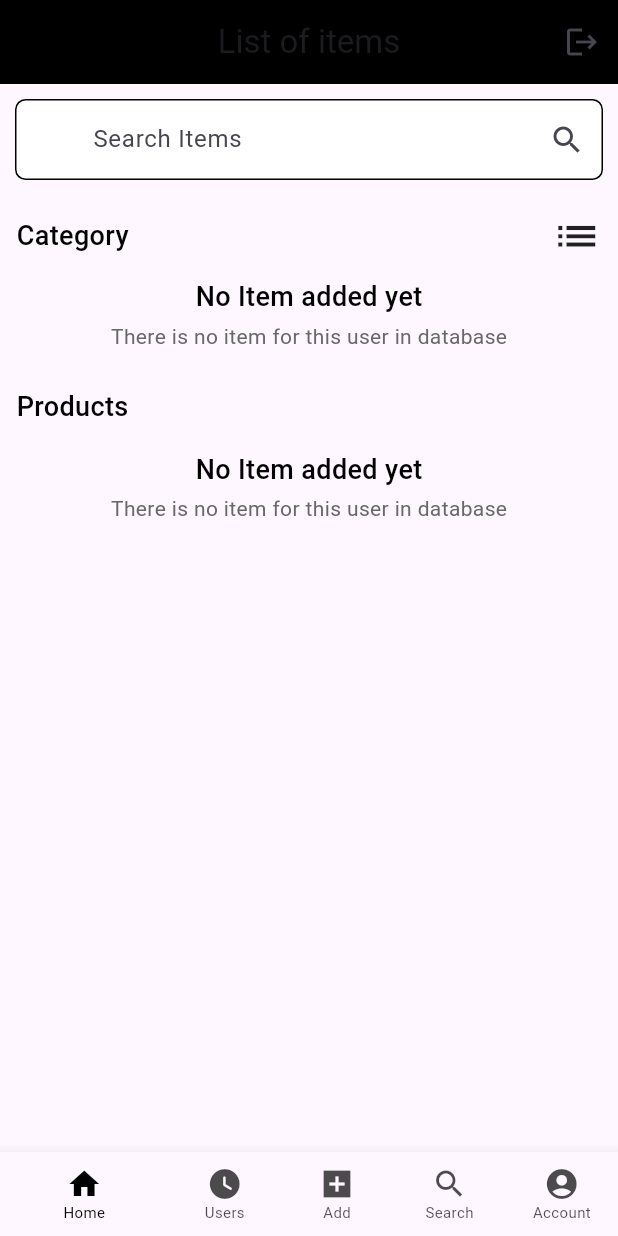
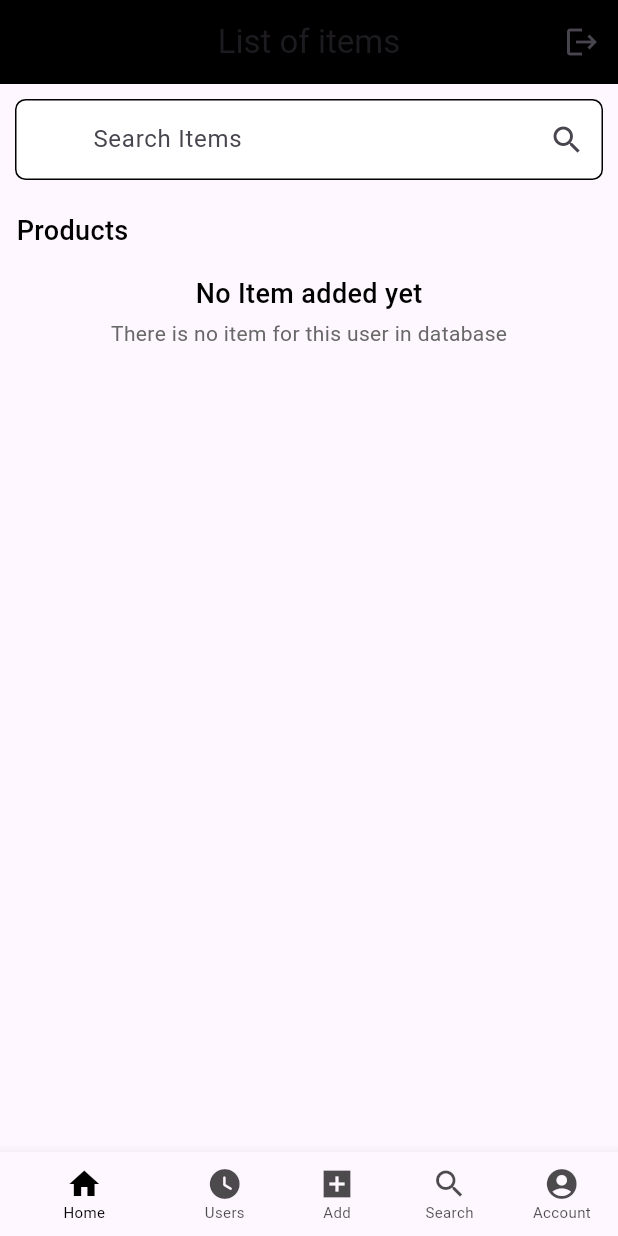
Before and after one commit to kavinkumar23/FarmRetail, a Flutter app: the screen it shows once a user with an empty profile is signed in, on a phone screen of 412 x 824 dp. Run offline on Flutter 3.47's test engine with Material 3 defaults, Android fonts, the phone set to English and light mode, and no system bars; our stand-ins replace cloud_firestore, file_picker, firebase_auth, firebase_core, firebase_storage, fluttertoast and 9 more; accounts and stored records are empty; Roboto replaces fonts that are missing (Exo, Poppins).

Commit message:
Update home_screen.dart
Removed Category changes

```diff
--- a/lib/pages/home_screen.dart
+++ b/lib/pages/home_screen.dart
@@ -58,130 +58,130 @@
                           searchText = value;
                         });
                       }),
-                  Padding(
-                    padding: const EdgeInsets.all(11.0),
-                    child: Row(
-                      mainAxisAlignment: MainAxisAlignment.spaceBetween,
-                      children: [
-                        BigText(text: 'Category'),
-                        Icon(
-                          Icons.list,
-                          size: 33,
-                        )
-                      ],
-                    ),
-                  ),
+                  // Padding(
+                  //   padding: const EdgeInsets.all(11.0),
+                  //   child: Row(
+                  //     mainAxisAlignment: MainAxisAlignment.spaceBetween,
+                  //     children: [
+                  //       BigText(text: 'Category'),
+                  //       Icon(
+                  //         Icons.list,
+                  //         size: 33,
+                  //       )
+                  //     ],
+                  //   ),
+                  // ),
 
-                  StreamBuilder(
-                      stream: itemsController.itemsofUsers(),
-                      builder: (context, AsyncSnapshot<QuerySnapshot> snapshot) {
-                        if (snapshot.hasData) {
-                          if (snapshot.data!.docs.isNotEmpty) {
-                            return Container(
-                              padding: EdgeInsets.symmetric(horizontal: 14),
-                              height: 229,
-                              child: GridView(
-                                  scrollDirection: Axis.horizontal,
-                                  shrinkWrap: true,
-                                  gridDelegate:
-                                      SliverGridDelegateWithFixedCrossAxisCount(
-                                    crossAxisSpacing: 33,
-                                    crossAxisCount: 2,
-                                  ),
-                                  children: snapshot.data!.docs.map((data) {
-                                    if (data["title"]
-                                            .toString()
-                                            .toLowerCase()
-                                            .contains(
-                                                searchText.toLowerCase()) ||
-                                        data["category"]
-                                            .toString()
-                                            .toLowerCase()
-                                            .contains(
-                                                searchText.toLowerCase()) ||
-                                        data["quantity"]
-                                            .toString()
-                                            .toLowerCase()
-                                            .contains(
-                                                searchText.toLowerCase()) ||
-                                        data["address"]
-                                            .toString()
-                                            .toLowerCase()
-                                            .contains(
-                                                searchText.toLowerCase())) {
-                                      return Column(
-                                        crossAxisAlignment:
-                                            CrossAxisAlignment.start,
-                                        children: [
-                                          InkWell(
-                                            onTap: () {
-                                              Get.to(() => ProductDetailPage(
-                                                  image: data['image'],
-                                                  price: data['price'],
-                                                  quantity: data['quantity'],
-                                                  category: data['category'],
-                                                  address: data['address'],
-                                                  title: data['title']));
-                                            },
-                                            child: Container(
-                                              // margin: EdgeInsets.all(7.4),
-                                              height: Get.height*.09,
-                                              width: Get.width*.23,
-                                              decoration: BoxDecoration(
-                                                  borderRadius:
-                                                      BorderRadius.circular(12),
-                                                  image: DecorationImage(
-                                                      image: NetworkImage(
-                                                        data['image'],
-                                                      ),
-                                                      fit: BoxFit.cover)),
-                                            ),
-                                          ),
-                                          SizedBox(
-                                            height: 3,
-                                          ),
-                                          Text(data['category']),
-                                        ],
-                                      );
-                                    } else {
-                                      return SizedBox();
-                                    }
-                                  }).toList()),
-                            );
-                          } else {
-                            return Column(
-                              mainAxisAlignment: MainAxisAlignment.center,
-                              crossAxisAlignment: CrossAxisAlignment.center,
-                              children: [
-                                BigText(
-                                  text: "No Item added yet",
-                                  isCentre: true,
-                                ),
-                                const SizedBox(
-                                  height: 5,
-                                ),
-                                SmallText(
-                                    text:
-                                        "There is no item for this user in database")
-                              ],
-                            );
-                          }
-                        } else {
-                          return Column(
-                            mainAxisAlignment: MainAxisAlignment.center,
-                            crossAxisAlignment: CrossAxisAlignment.center,
-                            children: [
-                              BigText(text: "No Item added yet"),
-                              SizedBox(
-                                height: 5,
-                              ),
-                              SmallText(
-                                  text:
-                                      "There is no item for this user in database")
-                            ],
-                          );
-                        }
-                      }),
+                  // StreamBuilder(
+                  //     stream: itemsController.itemsofUsers(),
+                  //     builder: (context, AsyncSnapshot<QuerySnapshot> snapshot) {
+                  //       if (snapshot.hasData) {
+                  //         if (snapshot.data!.docs.isNotEmpty) {
+                  //           return Container(
+                  //             padding: EdgeInsets.symmetric(horizontal: 14),
+                  //             height: 229,
+                  //             child: GridView(
+                  //                 scrollDirection: Axis.horizontal,
+                  //                 shrinkWrap: true,
+                  //                 gridDelegate:
+                  //                     SliverGridDelegateWithFixedCrossAxisCount(
+                  //                   crossAxisSpacing: 33,
+                  //                   crossAxisCount: 2,
+                  //                 ),
+                  //                 children: snapshot.data!.docs.map((data) {
+                  //                   if (data["title"]
+                  //                           .toString()
+                  //                           .toLowerCase()
+                  //                           .contains(
+                  //                               searchText.toLowerCase()) ||
+                  //                       data["category"]
+                  //                           .toString()
+                  //                           .toLowerCase()
+                  //                           .contains(
+                  //                               searchText.toLowerCase()) ||
+                  //                       data["quantity"]
+                  //                           .toString()
+                  //                           .toLowerCase()
+                  //                           .contains(
+                  //                               searchText.toLowerCase()) ||
+                  //                       data["address"]
+                  //                           .toString()
+                  //                           .toLowerCase()
+                  //                           .contains(
+                  //                               searchText.toLowerCase())) {
+                  //                     return Column(
+                  //                       crossAxisAlignment:
+                  //                           CrossAxisAlignment.start,
+                  //                       children: [
+                  //                         InkWell(
+                  //                           onTap: () {
+                  //                             Get.to(() => ProductDetailPage(
+                  //                                 image: data['image'],
+                  //                                 price: data['price'],
+                  //                                 quantity: data['quantity'],
+                  //                                 category: data['category'],
+                  //                                 address: data['address'],
+                  //                                 title: data['title']));
+                  //                           },
+                  //                           child: Container(
+                  //                             // margin: EdgeInsets.all(7.4),
+                  //                             height: Get.height*.09,
+                  //                             width: Get.width*.23,
+                  //                             decoration: BoxDecoration(
+                  //                                 borderRadius:
+                  //                                     BorderRadius.circular(12),
+                  //                                 image: DecorationImage(
+                  //                                     image: NetworkImage(
+                  //                                       data['image'],
+                  //                                     ),
+                  //                                     fit: BoxFit.cover)),
+                  //                           ),
+                  //                         ),
+                  //                         SizedBox(
+                  //                           height: 3,
+                  //                         ),
+                  //                         Text(data['category']),
+                  //                       ],
+                  //                     );
+                  //                   } else {
+                  //                     return SizedBox();
+                  //                   }
+                  //                 }).toList()),
+                  //           );
+                  //         } else {
+                  //           return Column(
+                  //             mainAxisAlignment: MainAxisAlignment.center,
+                  //             crossAxisAlignment: CrossAxisAlignment.center,
+                  //             children: [
+                  //               BigText(
+                  //                 text: "No Item added yet",
+                  //                 isCentre: true,
+                  //               ),
+                  //               const SizedBox(
+                  //                 height: 5,
+                  //               ),
+                  //               SmallText(
+                  //                   text:
+                  //                       "There is no item for this user in database")
+                  //             ],
+                  //           );
+                  //         }
+                  //       } else {
+                  //         return Column(
+                  //           mainAxisAlignment: MainAxisAlignment.center,
+                  //           crossAxisAlignment: CrossAxisAlignment.center,
+                  //           children: [
+                  //             BigText(text: "No Item added yet"),
+                  //             SizedBox(
+                  //               height: 5,
+                  //             ),
+                  //             SmallText(
+                  //                 text:
+                  //                     "There is no item for this user in database")
+                  //           ],
+                  //         );
+                  //       }
+                  //     }),
                   // SizedBox(
                   //   height: 22,
                   // ),
@@ -198,9 +198,9 @@
                   //     ],
                   //   ),
                   // ),
-                  SizedBox(
-                    height: 14,
-                  ),
+                  // SizedBox(
+                  //   height: 14,
+                  // ),
 
                   // StreamBuilder(
                   //     stream: homeController.getLocation(),
@@ -329,10 +329,10 @@
                           if (snapshot.data!.docs.isNotEmpty) {
                             return SingleChildScrollView(
                               child: Container(
-                                padding: EdgeInsets.symmetric(horizontal: 14),
-                                height: Get.height * .44,
+                                padding: EdgeInsets.symmetric(vertical: 0),
+                                height: Get.height * .65,
                                 child: GridView(
-                                    scrollDirection: Axis.horizontal,
+                                    scrollDirection: Axis.vertical,
                                     shrinkWrap: true,
                                     gridDelegate:
                                         SliverGridDelegateWithFixedCrossAxisCount(
```
